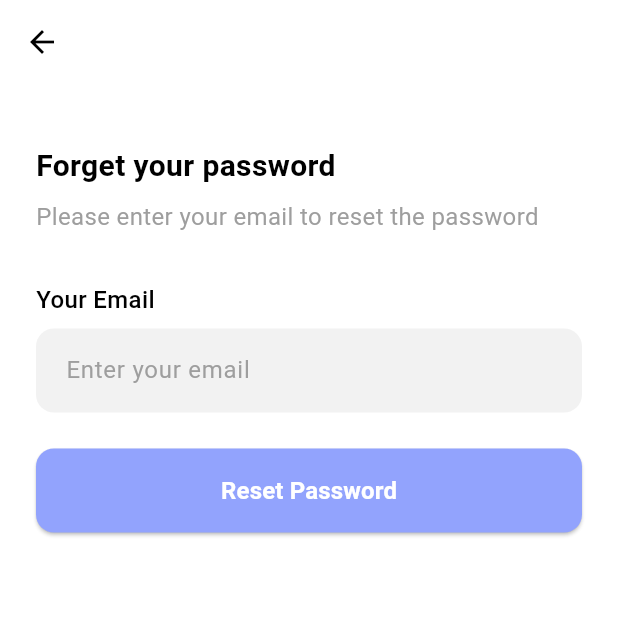
After one commit to benchohrabdou/Diazen-app-, a Flutter app: the ForgotpassScreen screen opened directly, on a phone screen of 412 x 824 dp, the top half of it. The commit adds this screen. Run offline on Flutter 3.47's test engine with Material 3 defaults, Android fonts, the light colour scheme and no system bars; our stand-ins replace firebase_core; accounts and stored records are empty; Roboto replaces fonts that are missing (SfProDisplay); project files that could hold a hidden picture were left out.

Commit message:
I changed login page (forgot password) et ajouter forgotpass_screen

```diff
--- /dev/null
+++ b/lib/authentication/forgotpass_screen1.dart.dart
@@ -0,0 +1,120 @@
+import 'package:flutter/material.dart';
+import 'package:diazen/authentication/verificateemailscreen.dart';
+
+class ForgotpassScreen extends StatefulWidget {
+  const ForgotpassScreen({super.key});
+
+  @override
+  State<ForgotpassScreen> createState() => _ForgotpassScreenState();
+}
+
+class _ForgotpassScreenState extends State<ForgotpassScreen> {
+  final TextEditingController _emailController = TextEditingController();
+
+  @override
+  void dispose() {
+    _emailController.dispose();
+    super.dispose();
+  }
+
+  void _onResetPressed() {
+    final email = _emailController.text.trim();
+    if (email.isEmpty) {
+      ScaffoldMessenger.of(context).showSnackBar(
+        const SnackBar(content: Text('Please enter your email')),
+      );
+      return;
+    }
+    Navigator.push(
+      context,
+      MaterialPageRoute(
+        builder: (context) => VerificateemailScreen(email: email),
+      ),
+    );
+  }
+
+  @override
+  Widget build(BuildContext context) {
+    return Scaffold(
+      backgroundColor: Colors.white,
+      appBar: AppBar(
+        iconTheme: const IconThemeData(color: Colors.black),
+        backgroundColor: Colors.white,
+        elevation: 0,
+      ),
+      body: Padding(
+        padding: const EdgeInsets.symmetric(horizontal: 24),
+        child: Column(
+          crossAxisAlignment: CrossAxisAlignment.start,
+          children: [
+            const SizedBox(height: 40),
+            const Text(
+              'Forget your password',
+              style: TextStyle(
+                fontFamily: 'SfProDisplay',
+                fontSize: 20,
+                fontWeight: FontWeight.bold,
+                color: Colors.black,
+              ),
+            ),
+            const SizedBox(height: 8),
+            const Text(
+              'Please enter your email to reset the password',
+              style: TextStyle(
+                fontFamily: 'SfProDisplay',
+                fontSize: 16,
+                color: Colors.grey,
+              ),
+            ),
+            const SizedBox(height: 32),
+            const Text(
+              'Your Email',
+              style: TextStyle(
+                fontFamily: 'SfProDisplay',
+                fontSize: 16,
+                fontWeight: FontWeight.w500,
+                color: Colors.black,
+              ),
+            ),
+            const SizedBox(height: 8),
+            TextField(
+              controller: _emailController,
+              decoration: InputDecoration(
+                hintText: 'Enter your email',
+                hintStyle: const TextStyle(color: Colors.grey,fontFamily: 'SfProDisplay',),
+                filled: true,
+                fillColor: const Color(0xFFF2F2F2),
+                border: OutlineInputBorder(
+                  borderRadius: BorderRadius.circular(12),
+                  borderSide: BorderSide.none,
+                ),
+                contentPadding: const EdgeInsets.symmetric(horizontal: 16, vertical: 16),
+              ),
+              keyboardType: TextInputType.emailAddress,
+            ),
+            const SizedBox(height: 24),
+            ElevatedButton(
+              onPressed: _onResetPressed,
+              style: ElevatedButton.styleFrom(
+                backgroundColor: const Color(0xFF92A3FD),
+                minimumSize: const Size.fromHeight(56),
+                shape: RoundedRectangleBorder(
+                  borderRadius: BorderRadius.circular(12),
+                ),
+              ),
+              child: const Text(
+                'Reset Password',
+                style: TextStyle(
+                  fontFamily: 'SfProDisplay',
+                  fontSize: 16,
+                  fontWeight: FontWeight.bold,
+                  color: Colors.white,
+                ),
+              ),
+            ),
+          ],
+        ),
+      ),
+    );
+  }
+}
```
Also changed, not shown: lib/authentication/loginpage.dart (+41 -4 lines), lib/authentication/verificateemailscreen.dart (added, +185 -0 lines), lib/authentication/forgotpass_screen.dart.dart (deleted), lib/authentication/forgotpass_screen3.dart (added).
